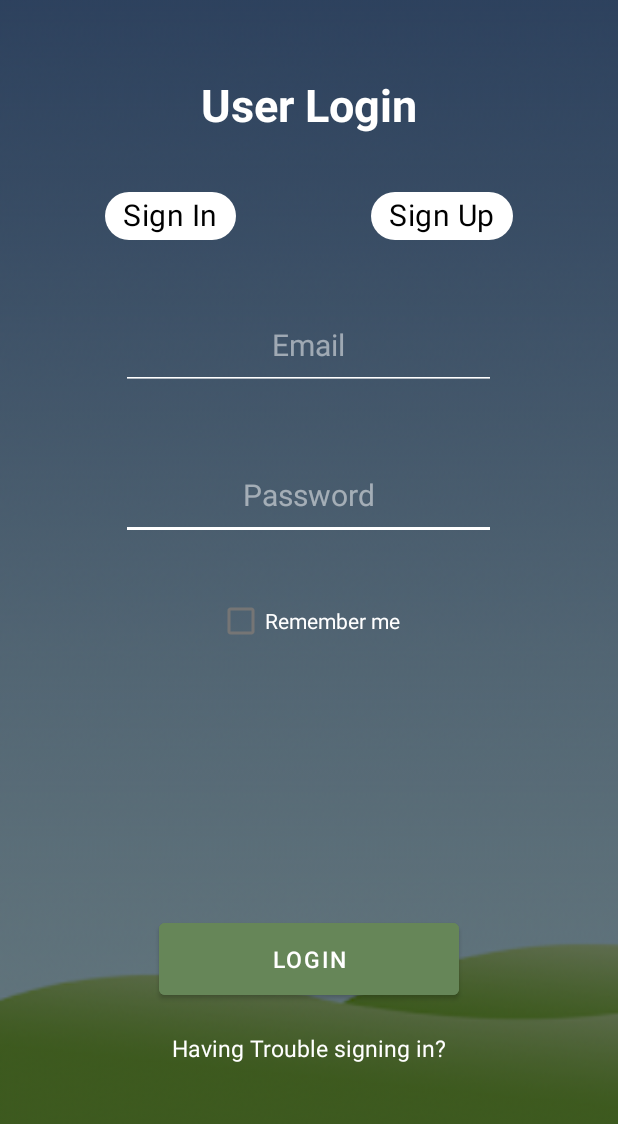
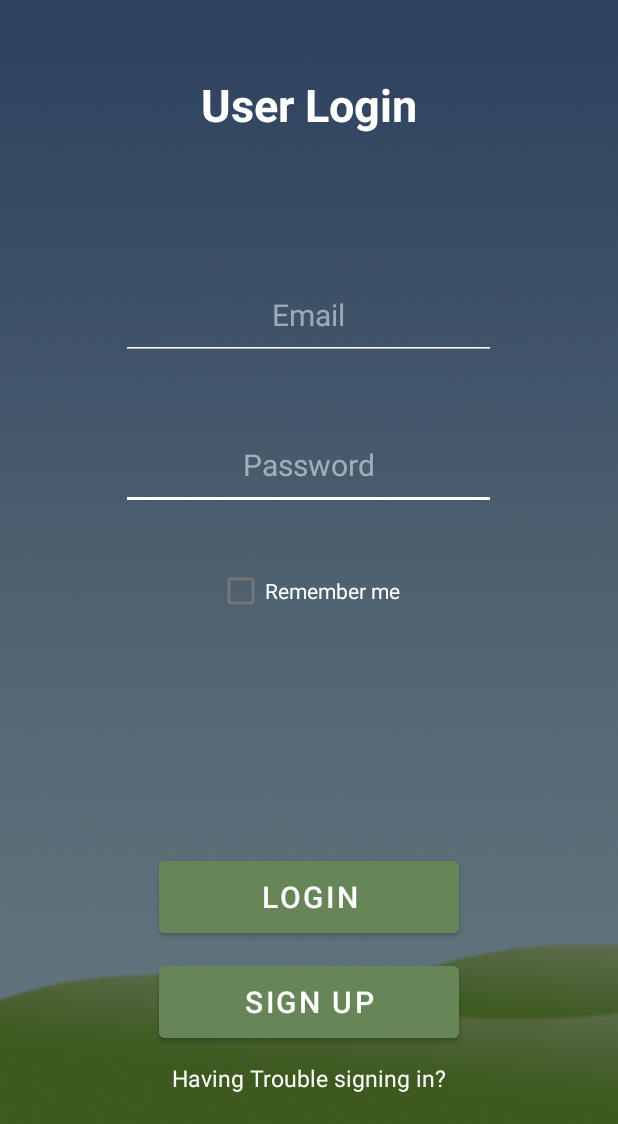
Before and after one commit to adisingh925/timetable-app, an Android app: the screen it shows after launch (loginactivity), on a phone screen of 412 x 824 dp, the part 112-1236 px from its top. Run offline under Robolectric (Android 15) with nearby library versions, the phone set to English and light mode, and no system bars; our stand-ins replace Firebase (no records; nobody signed in at launch, a user with empty details on screens opened directly); 2 statements that could not run were skipped.

Commit message:
timetable app

```diff
--- a/app/src/main/java/com/example/navigation/loginactivity.kt
+++ b/app/src/main/java/com/example/navigation/loginactivity.kt
@@ -30,7 +30,7 @@ class loginactivity : AppCompatActivity()
 
         val pass = findViewById<EditText>(R.id.editTextTextPassword)
 
-        val register = findViewById<Chip>(R.id.chip5)
+        val register = findViewById<Button>(R.id.button22)
 
         val resetp = findViewById<TextView>(R.id.textView6)
 
--- a/app/src/main/res/layout/activity_loginactivity.xml
+++ b/app/src/main/res/layout/activity_loginactivity.xml
@@ -52,7 +52,7 @@
             android:textColor="#FFFFFF"
             android:textSize="20sp"
             android:gravity="center"
-            android:layout_marginTop="110dp"
+            android:layout_marginTop="90dp"
            android:layout_centerHorizontal="true"
             android:layout_below="@id/textView5"/>
 
@@ -64,11 +64,13 @@
             android:layout_height="60dp"
             android:backgroundTint="#668658"
             android:text="Login"
+            android:textColor="#FFFFFF"
             android:layout_marginTop="30dp"
-            android:textSize="15sp"
+            android:textSize="20sp"
             android:layout_centerHorizontal="true"
-           android:layout_alignParentBottom="true"
-            android:layout_marginBottom="80dp"/>
+            android:layout_marginBottom="10dp"
+            android:layout_above="@id/button22"
+          />
 
 
         <TextView
@@ -82,30 +84,17 @@
           android:layout_centerHorizontal="true"
             android:layout_marginTop="20dp"/>
 
-        <com.google.android.material.chip.Chip
-            android:id="@+id/chip4"
-            android:layout_width="wrap_content"
-            android:layout_height="wrap_content"
-            android:backgroundTint="#FFFFFF"
-            android:text="Sign In"
-            android:textColor="@color/black"
-            android:layout_marginTop="30dp"
-            android:layout_marginLeft="70dp"
+        <Button
+            android:id="@+id/button22"
+            android:layout_width="200dp"
+            android:layout_height="60dp"
+            android:backgroundTint="#668658"
+            android:text="Sign Up"
+            android:textColor="#FFFFFF"
             android:textSize="20sp"
-          android:layout_below="@id/textView5"/>
-
-        <com.google.android.material.chip.Chip
-            android:id="@+id/chip5"
-            android:layout_width="wrap_content"
-            android:layout_height="wrap_content"
-            android:backgroundTint="#FFFFFF"
-            android:text="Sign Up"
-            android:textColor="@color/black"
-            android:layout_marginRight="70dp"
-            android:textSize="20sp"
-            android:layout_marginTop="30dp"
-            android:layout_alignParentRight="true"
-            android:layout_below="@id/textView5"/>
+            android:layout_centerHorizontal="true"
+            android:layout_marginBottom="10dp"
+            android:layout_above="@id/textView6"/>
 
         <TextView
             android:id="@+id/textView6"
@@ -116,7 +105,7 @@
             android:textColor="#FFFFFF"
             android:textSize="15sp"
             android:layout_alignParentBottom="true"
-            android:layout_marginBottom="40dp"/>
+            android:layout_marginBottom="20dp"/>
 
         <CheckBox
             android:id="@+id/checkBox"
--- a/app/src/main/res/layout/cardview1.xml
+++ b/app/src/main/res/layout/cardview1.xml
@@ -20,6 +20,7 @@
             android:layout_width="wrap_content"
             android:layout_height="wrap_content"
             android:text="Aditya"
+            android:textColor="@color/black"
             android:textSize="30dp"
             android:layout_centerVertical="true"
             android:layout_centerHorizontal="true"/>
```
Also changed, not shown: app/src/main/java/com/example/navigation/monday_data.kt (+7 -0 lines), app/src/main/java/com/example/navigation/registeractivity.kt (+0 -7 lines), app/src/main/res/layout/activity_registeractivity.xml (+4 -23 lines).
